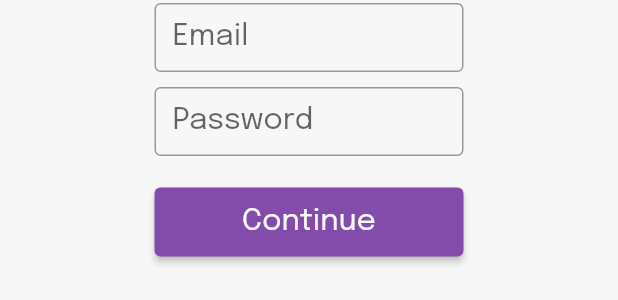
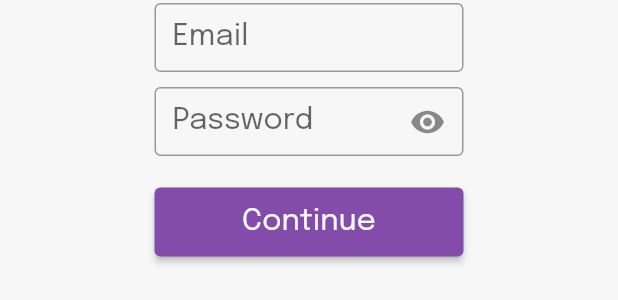
Before and after one commit to tbelyeu/ChefGPT, a Flutter app: the SignInPage widget shown alone on an empty page, opened directly, after a tap on "Sign up", on a phone screen of 412 x 824 dp. Shown: the part 441-741 px from the top of the screen. Run offline on Flutter 3.47's test engine with Material 2 defaults, Android fonts, the phone set to English and light mode, and no system bars; our stand-ins replace cloud_firestore, expandable, firebase_auth, firebase_core, flutter_dotenv, get and 1 more; accounts and stored records are empty; network calls fail; statements that could not run were skipped.

Commit message:
Sign In and SIgn Up with email and password implemented

```diff
--- a/lib/controllers/navigation_controller.dart
+++ b/lib/controllers/navigation_controller.dart
@@ -1,3 +1,4 @@
+import 'package:chefgpt/constants/controllers.dart';
 import 'package:flutter/material.dart';
 import 'package:get/get.dart';
 
@@ -6,6 +7,9 @@ class NavigationController extends GetxController {
   final GlobalKey<NavigatorState> navigationKey = GlobalKey();
 
   Future<dynamic> navigateTo(String routeName) {
+    authenticationController.signInPasswordVisible.value = false;
+    authenticationController.signUpPasswordVisible.value = false;
+
     return navigationKey.currentState!.pushNamed(routeName);
   }
 
--- a/lib/pages/authentication/sign_in.dart
+++ b/lib/pages/authentication/sign_in.dart
@@ -5,6 +5,7 @@ import 'package:chefgpt/routing/routes.dart';
 import 'package:chefgpt/services/auth.dart';
 import 'package:chefgpt/widgets/custom_text.dart';
 import 'package:flutter/material.dart';
+import 'package:get/get.dart';
 
 class SignInPage extends StatelessWidget {
   const SignInPage({super.key});
@@ -29,9 +30,7 @@ class SignInPage extends StatelessWidget {
         SignInButton(
           text: "Continue with Google",
           image: "icons/google.png",
-          onPressed: () {
-            Auth().signIn(Provider.Google);
-          },
+          onPressed: () => Auth().signInWith(Provider.Google),
         ),
         const SizedBox(height: 10),
         SignInButton(
@@ -44,6 +43,7 @@ class SignInPage extends StatelessWidget {
           text: "Continue with Facebook",
           image: "icons/facebook.png",
           onPressed: () {},
+          //  => Auth().signIn(Provider.Facebook),
         ),
         const SizedBox(height: 20),
         const CustomText(
@@ -73,20 +73,29 @@ class SignInPage extends StatelessWidget {
         SizedBox(
           width: width / 2,
           height: 46,
-          child: TextField(
+          child: Obx(
+            () => TextField(
               controller: passwordTextEditingController,
-            decoration: const InputDecoration(
-              border: OutlineInputBorder(
+              decoration: InputDecoration(
+                  border: const OutlineInputBorder(
                     borderSide: BorderSide(color: lightGrey),
                   ),
                   labelText: "Password",
-              labelStyle: TextStyle(fontSize: 20),
-            ),
-            obscureText: true,
+                  labelStyle: const TextStyle(fontSize: 20),
+                  suffixIcon: IconButton(
+                    icon: authenticationController.signInPasswordVisible.value
+                        ? const Icon(Icons.visibility_off)
+                        : const Icon(Icons.visibility),
+                    onPressed: () => authenticationController
+                        .toggleSignInPasswordVisibility(),
+                  )),
+              obscureText:
+                  !authenticationController.signInPasswordVisible.value,
               focusNode: passwordFocusNode,
               onSubmitted: (value) {
                 buttonFocusNode.requestFocus();
               },
+            ),
           ),
         ),
         const SizedBox(height: 20),
@@ -97,6 +106,9 @@ class SignInPage extends StatelessWidget {
           ),
           focusNode: buttonFocusNode,
           onPressed: () {
+            Auth().signInWithEmailAndPassword(emailTextEditingController.text,
+                passwordTextEditingController.text);
+
             print("pressed");
             buttonFocusNode.unfocus();
           },
--- a/lib/pages/authentication/sign_up.dart
+++ b/lib/pages/authentication/sign_up.dart
@@ -5,6 +5,7 @@ import 'package:chefgpt/routing/routes.dart';
 import 'package:chefgpt/services/auth.dart';
 import 'package:chefgpt/widgets/custom_text.dart';
 import 'package:flutter/material.dart';
+import 'package:get/get.dart';
 
 class SignUpPage extends StatelessWidget {
   const SignUpPage({super.key});
@@ -12,11 +13,12 @@ class SignUpPage extends StatelessWidget {
   @override
   Widget build(BuildContext context) {
     double width = MediaQuery.of(context).size.width;
+    TextEditingController nameTextEditingController = TextEditingController();
     TextEditingController emailTextEditingController = TextEditingController();
     TextEditingController passwordTextEditingController =
         TextEditingController();
     FocusNode passwordFocusNode = FocusNode();
-    FocusNode reenterPasswordFocusNode = FocusNode();
+    FocusNode emailFocusNode = FocusNode();
     FocusNode buttonFocusNode = FocusNode();
 
     return Column(
@@ -30,9 +32,7 @@ class SignUpPage extends StatelessWidget {
         SignInButton(
           text: "Continue with Google",
           image: "icons/google.png",
-          onPressed: () {
-            Auth().signInWithGoogle();
-          },
+          onPressed: () => Auth().signInWith(Provider.Google),
         ),
         const SizedBox(height: 10),
         SignInButton(
@@ -57,6 +57,24 @@ class SignUpPage extends StatelessWidget {
           width: width / 2,
           height: 46,
           child: TextField(
+            controller: nameTextEditingController,
+            decoration: const InputDecoration(
+              border: OutlineInputBorder(
+                borderSide: BorderSide(color: lightGrey),
+              ),
+              labelText: "Name",
+              labelStyle: TextStyle(fontSize: 20),
+            ),
+            onSubmitted: (value) {
+              emailFocusNode.requestFocus();
+            },
+          ),
+        ),
+        const SizedBox(height: 10),
+        SizedBox(
+          width: width / 2,
+          height: 46,
+          child: TextField(
             controller: emailTextEditingController,
             decoration: const InputDecoration(
               border: OutlineInputBorder(
@@ -65,6 +83,7 @@ class SignUpPage extends StatelessWidget {
               labelText: "Email",
               labelStyle: TextStyle(fontSize: 20),
             ),
+            focusNode: emailFocusNode,
             onSubmitted: (value) {
               passwordFocusNode.requestFocus();
             },
@@ -74,39 +93,29 @@ class SignUpPage extends StatelessWidget {
         SizedBox(
           width: width / 2,
           height: 46,
-          child: TextField(
+          child: Obx(
+            () => TextField(
               controller: passwordTextEditingController,
-            decoration: const InputDecoration(
-              border: OutlineInputBorder(
+              decoration: InputDecoration(
+                  border: const OutlineInputBorder(
                     borderSide: BorderSide(color: lightGrey),
                   ),
                   labelText: "Password",
-              labelStyle: TextStyle(fontSize: 20),
-            ),
-            obscureText: true,
+                  labelStyle: const TextStyle(fontSize: 20),
+                  suffixIcon: IconButton(
+                    icon: authenticationController.signUpPasswordVisible.value
+                        ? const Icon(Icons.visibility_off)
+                        : const Icon(Icons.visibility),
+                    onPressed: () => authenticationController
+                        .toggleSignUpPasswordVisibility(),
+                  )),
+              obscureText:
+                  !authenticationController.signUpPasswordVisible.value,
               focusNode: passwordFocusNode,
-            onSubmitted: (value) {
-              reenterPasswordFocusNode.requestFocus();
-            },
-          ),
-        ),
-        const SizedBox(height: 10),
-        SizedBox(
-          width: width / 2,
-          height: 46,
-          child: TextField(
-            decoration: const InputDecoration(
-              border: OutlineInputBorder(
-                borderSide: BorderSide(color: lightGrey),
-              ),
-              labelText: "Re-enter password",
-              labelStyle: TextStyle(fontSize: 20),
-            ),
-            obscureText: true,
-            focusNode: reenterPasswordFocusNode,
               onSubmitted: (value) {
                 buttonFocusNode.requestFocus();
               },
+            ),
           ),
         ),
         const SizedBox(height: 20),
@@ -117,6 +126,12 @@ class SignUpPage extends StatelessWidget {
           ),
           focusNode: buttonFocusNode,
           onPressed: () {
+            Auth().signUpWithEmailAndPassword(
+              nameTextEditingController.text,
+              emailTextEditingController.text,
+              passwordTextEditingController.text,
+            );
+
             print("pressed");
             buttonFocusNode.unfocus();
           },
```
Also changed, not shown: lib/controllers/authentication_controller.dart (+8 -0 lines), lib/services/auth.dart (+86 -9 lines). Lines whose indentation alone changed are shown as unchanged.
